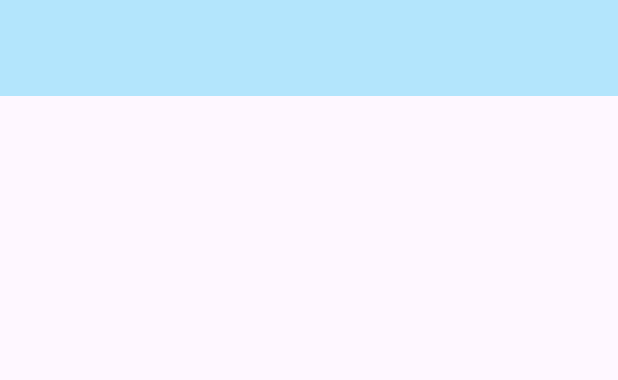
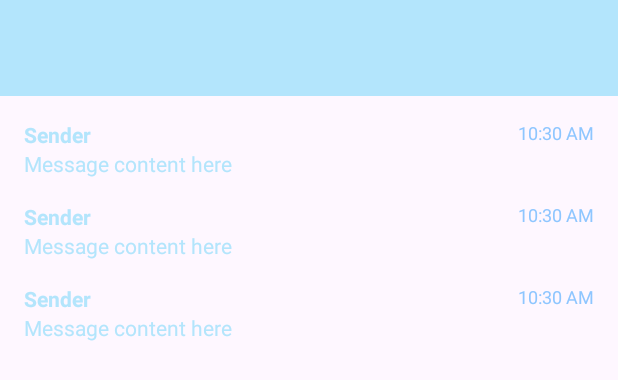
Before and after one commit to rayyanb572/RepoSight, an Android app: the layout activity_history.xml on its own in the app's theme, with its tools: preview values and no code run, on a phone screen of 412 x 824 dp. Shown: the top 380 px of the screen. Run offline under Robolectric (Android 15) with nearby library versions, the phone set to English and light mode, and no system bars.

Commit message:
layout, toast, checkbox, coroutine

```diff
--- a/app/src/main/java/com/example/myapplication/data/room/ChatDao.kt
+++ b/app/src/main/java/com/example/myapplication/data/room/ChatDao.kt
@@ -12,4 +12,7 @@ interface ChatDao {
 
     @Query("SELECT * FROM chat_table ORDER BY id ASC")
     fun getAllChats(): LiveData<List<Chat>>
+
+    @Query("DELETE FROM chat_table")
+    suspend fun deleteAllChats()
 }
--- a/app/src/main/java/com/example/myapplication/ui/feature/main/MainActivity.kt
+++ b/app/src/main/java/com/example/myapplication/ui/feature/main/MainActivity.kt
@@ -29,7 +29,6 @@ class MainActivity : AppCompatActivity() {
                     navigateToHome()
                 } else {
                     android.util.Log.d("MainActivity", "User is not logged in")
-                    Toast.makeText(this@MainActivity, "Login status: Not logged in", Toast.LENGTH_SHORT).show()
                     navigateToLogin()
                 }
             }
--- a/app/src/main/java/com/example/myapplication/ui/feature/user/SignupActivity.kt
+++ b/app/src/main/java/com/example/myapplication/ui/feature/user/SignupActivity.kt
@@ -44,7 +44,6 @@ class SignupActivity : AppCompatActivity() {
         }
 
         binding.loginLink.setOnClickListener {
-            showToast("Navigating to Login...")
             navigateToLogin()
         }
     }
--- /dev/null
+++ b/app/src/main/res/drawable/ic_combined_icon.xml
@@ -0,0 +1,4 @@
+<?xml version="1.0" encoding="utf-8"?>
+<selector xmlns:android="http://schemas.android.com/apk/res/android">
+
+</selector>
--- /dev/null
+++ b/app/src/main/res/drawable/ic_menu.xml
@@ -0,0 +1,5 @@
+<vector xmlns:android="http://schemas.android.com/apk/res/android" android:autoMirrored="true" android:height="24dp" android:tint="#000000" android:viewportHeight="24" android:viewportWidth="24" android:width="24dp">
+
+    <path android:fillColor="@android:color/white" android:pathData="M3,18h13v-2L3,16v2zM3,13h10v-2L3,11v2zM3,6v2h13L16,6L3,6zM21,15.59L17.42,12 21,8.41 19.59,7l-5,5 5,5L21,15.59z"/>
+
+</vector>
--- a/app/src/main/res/layout/item_chat_history.xml
+++ b/app/src/main/res/layout/item_chat_history.xml
@@ -1,6 +1,37 @@
 <?xml version="1.0" encoding="utf-8"?>
-<androidx.constraintlayout.widget.ConstraintLayout xmlns:android="http://schemas.android.com/apk/res/android"
-             android:layout_width="match_parent"
-             android:layout_height="match_parent">
+<androidx.constraintlayout.widget.ConstraintLayout
+    xmlns:android="http://schemas.android.com/apk/res/android"
+    xmlns:app="http://schemas.android.com/apk/res-auto"
+    android:layout_width="match_parent"
+    android:layout_height="wrap_content"
+    android:padding="8dp">
+
+    <TextView
+        android:id="@+id/tvSender"
+        android:layout_width="wrap_content"
+        android:layout_height="wrap_content"
+        android:text="@string/sender"
+        android:textStyle="bold"
+        app:layout_constraintTop_toTopOf="parent"
+        app:layout_constraintStart_toStartOf="parent" />
+
+    <TextView
+        android:id="@+id/tvMessage"
+        android:layout_width="0dp"
+        android:layout_height="wrap_content"
+        android:text="@string/message_content_here"
+        app:layout_constraintTop_toBottomOf="@id/tvSender"
+        app:layout_constraintStart_toStartOf="parent"
+        app:layout_constraintEnd_toEndOf="parent" />
+
+    <TextView
+        android:id="@+id/tvTimestamp"
+        android:layout_width="wrap_content"
+        android:layout_height="wrap_content"
+        android:text="@string/time"
+        android:textSize="12sp"
+        android:textColor="@color/blue"
+        app:layout_constraintTop_toTopOf="parent"
+        app:layout_constraintEnd_toEndOf="parent" />
 
 </androidx.constraintlayout.widget.ConstraintLayout>
--- a/app/src/main/res/values-night/strings.xml
+++ b/app/src/main/res/values-night/strings.xml
@@ -29,4 +29,8 @@
     <string name="sign_out">Sign out</string>
     <string name="clear_text">Clear text</string>
     <string name="history">History</string>
+    <string name="delete_all">Delete All</string>
+    <string name="sender">Sender</string>
+    <string name="message_content_here">Message content here</string>
+    <string name="time">10:30 AM</string>
 </resources>
--- a/app/src/main/res/values/strings.xml
+++ b/app/src/main/res/values/strings.xml
@@ -30,4 +30,8 @@
     <string name="sign_out">Sign out</string>
     <string name="clear_text">Clear text</string>
     <string name="history">History</string>
+    <string name="delete_all">Delete All</string>
+    <string name="sender">Sender</string>
+    <string name="message_content_here">Message content here</string>
+    <string name="time">10:30 AM</string>
 </resources>
```
Also changed, not shown: app/src/main/java/com/example/myapplication/ui/feature/history/HistoryActivity.kt (+32 -0 lines), app/src/main/res/drawable/ic_trash.xml (+9 -3 lines), app/src/main/res/menu/menu_history.xml (+9 -1 lines), app/src/main/java/com/example/myapplication/data/room/ChatDatabase.kt (line endings or trailing spaces).
